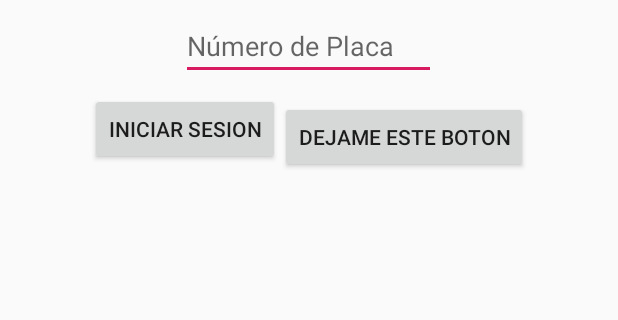
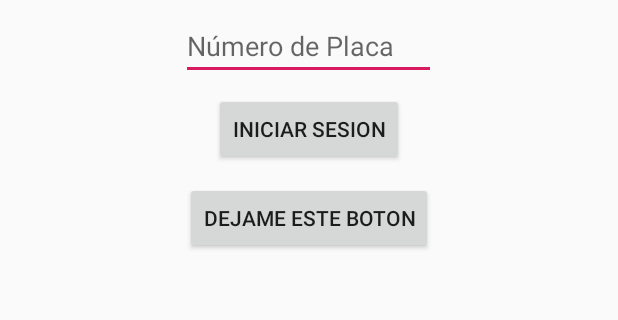
Before and after one commit to josecaros/CopCar, an Android app: the screen it shows after launch (MainActivity), on a phone screen of 412 x 824 dp, the part 579-899 px from its top. Run offline under Robolectric (Android 15) with nearby library versions, the phone set to English and light mode, and no system bars.

Commit message:
cambio menor

```diff
--- a/app/src/main/res/layout/activity_main.xml
+++ b/app/src/main/res/layout/activity_main.xml
@@ -57,13 +57,12 @@
 
             android:enabled="true"
             android:text="Iniciar Sesion" />
-
-        <Button
-            android:id="@+id/botonTemporal"
-            android:layout_width="wrap_content"
-            android:layout_height="wrap_content"
-            android:layout_gravity="center"
-            android:text="Dejame Este Boton" />
     </LinearLayout>
+    <Button
+        android:id="@+id/botonTemporal"
+        android:layout_width="wrap_content"
+        android:layout_height="wrap_content"
+        android:layout_gravity="center"
+        android:text="Dejame Este Boton" />
 
 </LinearLayout>
```
